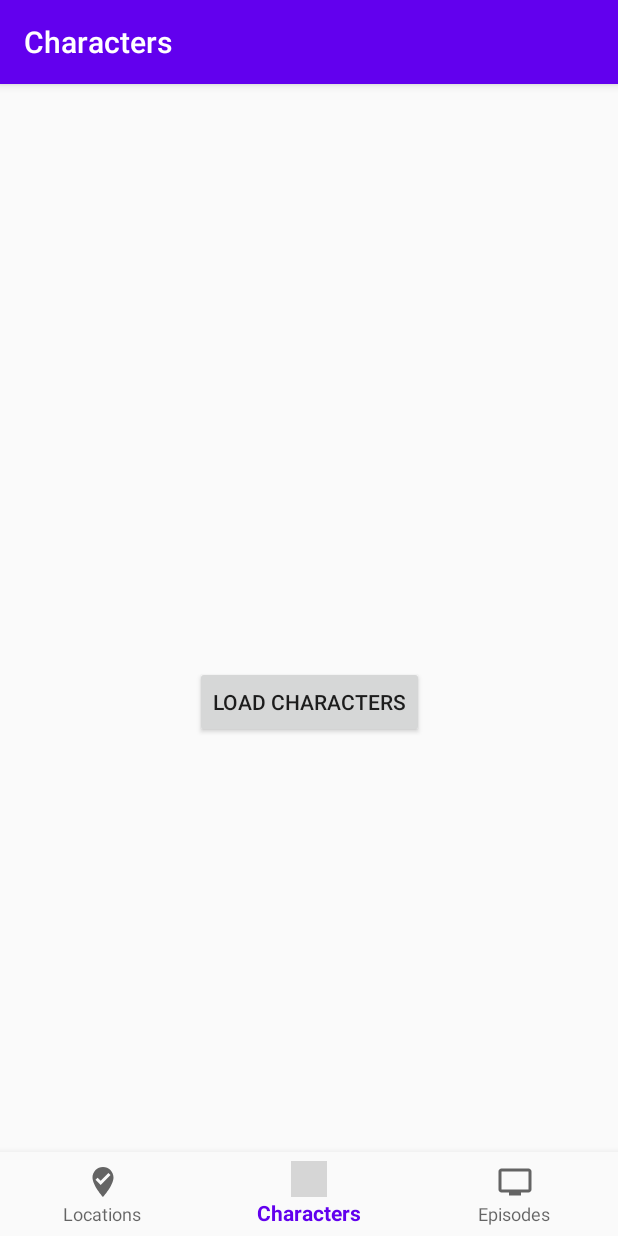
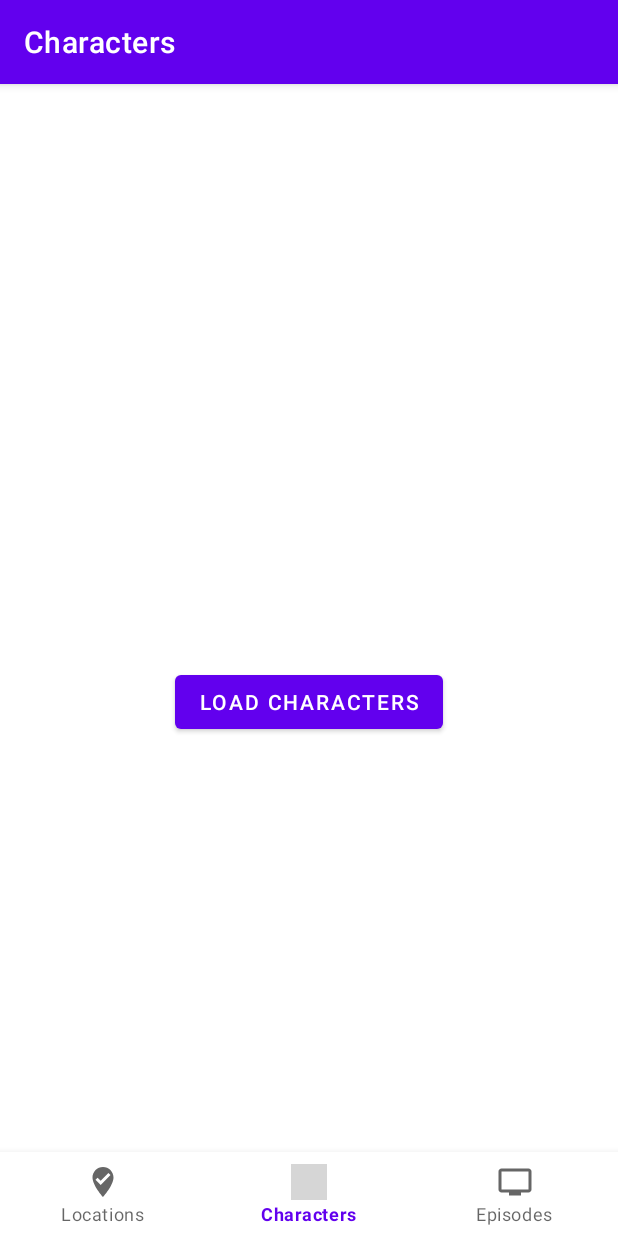
Before and after one commit to mramoshai/rickmortyandroid, an Android app: the screen it shows after launch (MainActivity), on a phone screen of 412 x 824 dp. Run offline under Robolectric (Android 15) with nearby library versions, the light colour scheme and no system bars; our stand-ins replace navigation-ui; grey boxes are pictures that could not be loaded.

Commit message:
material button

```diff
--- a/app/build.gradle
+++ b/app/build.gradle
@@ -50,4 +50,6 @@ dependencies {
     androidTestImplementation 'androidx.test.ext:junit:1.1.1'
     androidTestImplementation 'androidx.test.espresso:espresso-core:3.2.0'
 
+    implementation 'com.google.android.material:material:1.2.0-alpha03'
+
 }
--- a/app/src/main/res/layout/fragment_characters.xml
+++ b/app/src/main/res/layout/fragment_characters.xml
@@ -6,7 +6,7 @@
     android:layout_height="match_parent"
     tools:context=".ui.characters.CharactersFragment">
 
-    <Button
+    <com.google.android.material.button.MaterialButton
         android:id="@+id/load_characters_button"
         android:layout_width="wrap_content"
         android:layout_height="wrap_content"
--- a/app/src/main/res/values/styles.xml
+++ b/app/src/main/res/values/styles.xml
@@ -1,6 +1,6 @@
 <resources>
     <!-- Base application theme. -->
-    <style name="AppTheme" parent="Theme.AppCompat.Light.DarkActionBar">
+    <style name="AppTheme" parent="Theme.MaterialComponents.Light.DarkActionBar">
         <!-- Customize your theme here. -->
         <item name="colorPrimary">@color/colorPrimary</item>
         <item name="colorPrimaryDark">@color/colorPrimaryDark</item>
```
